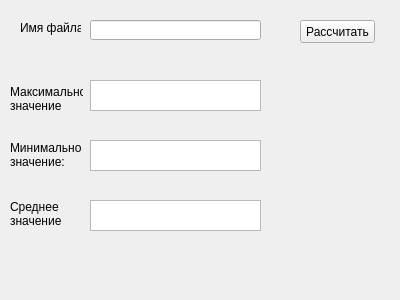
First picture: the form in untitled.ui, repository KKivik/Education, before the edit.
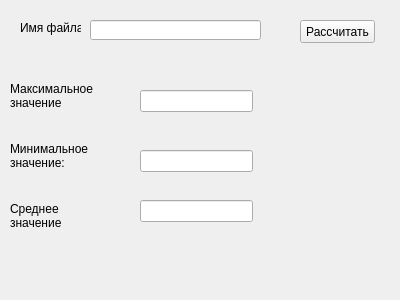
Second picture: the form after the edit.

What changed in the file:
```diff
--- a/untitled.ui
+++ b/untitled.ui
@@ -49,16 +49,6 @@
     <string>Имя файла</string>
    </property>
   </widget>
-  <widget class="QTextBrowser" name="maxEdit">
-   <property name="geometry">
-    <rect>
-     <x>90</x>
-     <y>80</y>
-     <width>171</width>
-     <height>31</height>
-    </rect>
-   </property>
-  </widget>
   <widget class="QLabel" name="label_2">
    <property name="enabled">
     <bool>true</bool>
@@ -67,8 +57,8 @@
     <rect>
      <x>10</x>
      <y>80</y>
-     <width>73</width>
-     <height>38</height>
+     <width>86</width>
+     <height>32</height>
     </rect>
    </property>
    <property name="sizePolicy">
@@ -89,8 +79,8 @@
     <rect>
      <x>10</x>
      <y>140</y>
-     <width>71</width>
-     <height>31</height>
+     <width>81</width>
+     <height>32</height>
     </rect>
    </property>
    <property name="text">
@@ -105,33 +95,52 @@
     <rect>
      <x>10</x>
      <y>200</y>
-     <width>61</width>
-     <height>26</height>
+     <width>55</width>
+     <height>32</height>
     </rect>
    </property>
    <property name="text">
     <string>&lt;html&gt;&lt;head/&gt;&lt;body&gt;&lt;p&gt;Среднее&lt;br/&gt; значение&lt;/p&gt;&lt;/body&gt;&lt;/html&gt;</string>
    </property>
   </widget>
-  <widget class="QTextBrowser" name="minEdit">
+  <widget class="QLineEdit" name="maxEdit">
    <property name="geometry">
     <rect>
-     <x>90</x>
-     <y>140</y>
-     <width>171</width>
-     <height>31</height>
+     <x>140</x>
+     <y>90</y>
+     <width>113</width>
+     <height>22</height>
     </rect>
    </property>
+   <property name="readOnly">
+    <bool>true</bool>
+   </property>
   </widget>
-  <widget class="QTextBrowser" name="avgEdit">
+  <widget class="QLineEdit" name="minEdit">
    <property name="geometry">
     <rect>
-     <x>90</x>
+     <x>140</x>
+     <y>150</y>
+     <width>113</width>
+     <height>22</height>
+    </rect>
+   </property>
+   <property name="readOnly">
+    <bool>true</bool>
+   </property>
+  </widget>
+  <widget class="QLineEdit" name="avgEdit">
+   <property name="geometry">
+    <rect>
+     <x>140</x>
      <y>200</y>
-     <width>171</width>
-     <height>31</height>
+     <width>113</width>
+     <height>22</height>
     </rect>
    </property>
+   <property name="readOnly">
+    <bool>true</bool>
+   </property>
   </widget>
  </widget>
  <resources/>
```
